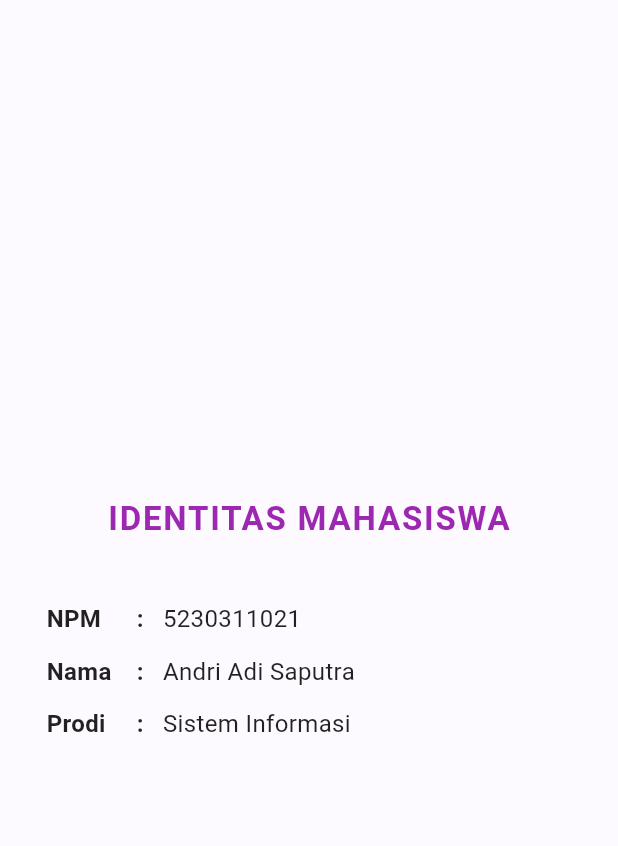
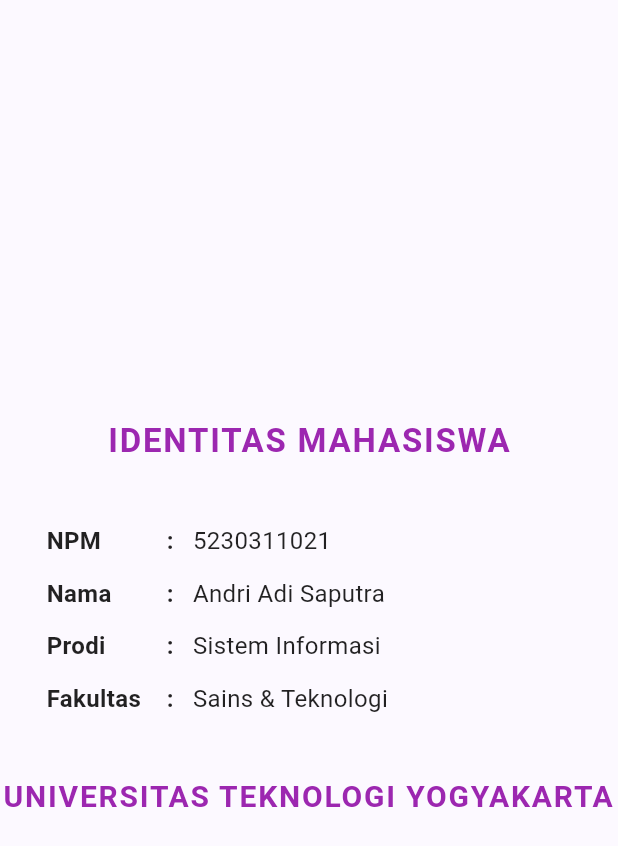
Before and after one commit to AdsDevv/identitas_mhs, a Flutter app: the screen it shows after launch, on a phone screen of 412 x 824 dp. Shown: the top 846 px of the screen. Run offline on Flutter 3.47's test engine with Material 3 defaults, Android fonts, the phone set to English and light mode, and no system bars.

Commit message:
Revisi: Menambahkan baris Fakultas dan nama Universitas

```diff
--- a/lib/main.dart
+++ b/lib/main.dart
@@ -13,13 +13,12 @@
       debugShowCheckedModeBanner: false,
       title: 'Identitas Mahasiswa',
       home: Scaffold(
-        // Menyesuaikan warna background agar sedikit bernuansa cerah seperti gambar
         backgroundColor: const Color(0xFFFCF9FF),
         body: Center(
           child: Column(
             mainAxisAlignment: MainAxisAlignment.center,
             children: [
-              // Judul
+              // Judul Utama
               const Text(
                 'IDENTITAS MAHASISWA',
                 style: TextStyle(
@@ -30,6 +29,7 @@
                 ),
               ),
               const SizedBox(height: 40),
+              // Blok Identitas
               SizedBox(
                 width: 350,
                 child: Column(
@@ -39,7 +39,23 @@
                     _buildInfoRow('Nama', 'Andri Adi Saputra'),
                     const SizedBox(height: 12),
                     _buildInfoRow('Prodi', 'Sistem Informasi'),
+                    const SizedBox(height: 12),
+                    // Tambahan Revisi: Fakultas
+                    _buildInfoRow('Fakultas', 'Sains & Teknologi'),
                   ],
+                ),
+              ),
+              const SizedBox(height: 40),
+              // Universitas
+              const Text(
+                'UNIVERSITAS TEKNOLOGI YOGYAKARTA',
+                textAlign: TextAlign.center,
+                style: TextStyle(
+                  fontSize:
+                      20, // Sedikit lebih kecil dari judul agar proporsional
+                  fontWeight: FontWeight.bold,
+                  color: Colors.purple,
+                  letterSpacing: 1.2,
                 ),
               ),
             ],
@@ -54,7 +70,7 @@
       crossAxisAlignment: CrossAxisAlignment.start,
       children: [
         SizedBox(
-          width: 60,
+          width: 80,
           child: Text(
             label,
             style: const TextStyle(
```
